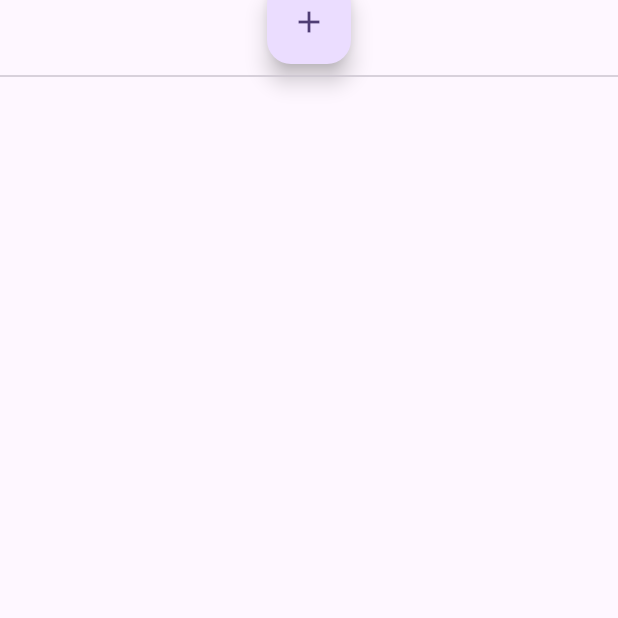
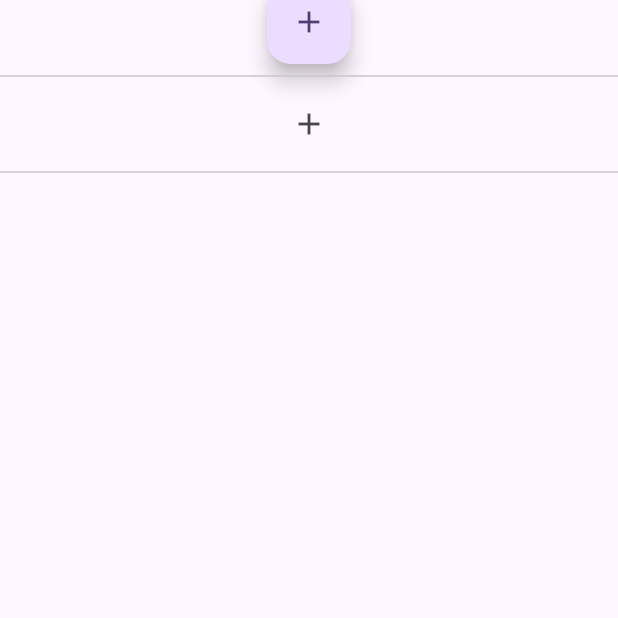
Before and after one commit to otaku1123/flutter-sample-ui, a Flutter app: the screen it shows after launch, on a phone screen of 412 x 824 dp, the part 488-1106 px from its top. Run offline on Flutter 3.47's test engine with Material 3 defaults, Android fonts, the light colour scheme and no system bars.

Commit message:
IconButtonを表示する

```diff
--- a/lib/main.dart
+++ b/lib/main.dart
@@ -3,6 +3,7 @@ import 'package:sample_ui_app/widgets/dropdownbutton_widget.dart';
 import 'package:sample_ui_app/widgets/elevatedbutton_widget.dart';
 import 'package:sample_ui_app/widgets/filledbutton_widget.dart';
 import 'package:sample_ui_app/widgets/floatingactionbutton_widget.dart';
+import 'package:sample_ui_app/widgets/iconbutton_widget.dart';
 
 import 'widgets/drawerbutton_widget.dart';
 
@@ -60,6 +61,8 @@ class _MyHomePageState extends State<MyHomePage> {
             Divider(),
             FloatingActionButtonWidget(),
             Divider(),
+            IconButtonWidget(),
+            Divider(),
           ],
         ),
       ),
--- /dev/null
+++ b/lib/widgets/iconbutton_widget.dart
@@ -0,0 +1,15 @@
+import 'package:flutter/material.dart';
+
+class IconButtonWidget extends StatelessWidget {
+  const IconButtonWidget({super.key});
+
+  @override
+  Widget build(BuildContext context) {
+    return IconButton(
+      onPressed: () {
+        // Implement button press action
+      },
+      icon: const Icon(Icons.add),
+    );
+  }
+}
```
